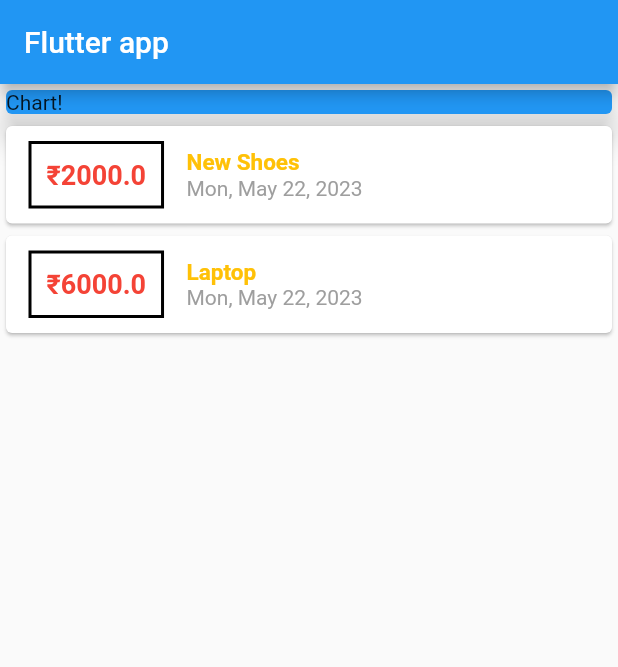
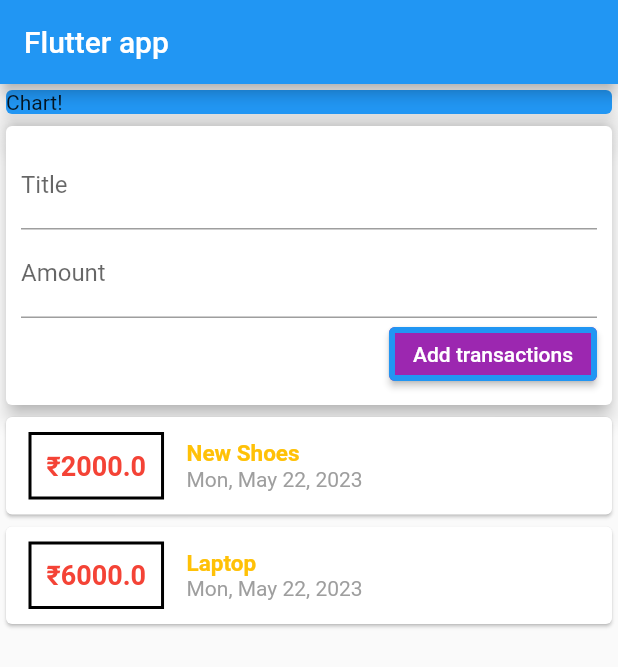
Before and after one commit to samridhav14/transactionmanager, a Flutter app: the screen it shows after launch, on a phone screen of 412 x 824 dp. Shown: the top 667 px of the screen. Run offline on Flutter 3.47's test engine with Material 2 defaults, Android fonts, the phone set to English and light mode, and no system bars.

Commit message:
adding text input widget and a button

```diff
--- a/lib/main.dart
+++ b/lib/main.dart
@@ -39,6 +39,27 @@ class _MyHomePage extends StatelessWidget {
               width: double.infinity,
               child: Card(
                   color: Colors.blue, child: Text("Chart!"), elevation: 8)),
+                   Card(
+                    elevation: 5,
+                    // container is used to add padding which is not available in column
+                    child: Container(
+                      padding: EdgeInsets.all(10),
+
+                      child:   Column
+                     (
+                       crossAxisAlignment:CrossAxisAlignment.end,
+                       children:
+                     <Widget>[
+                      // here text feild is used to take user inputs
+                          TextField(decoration: InputDecoration(labelText: 'Title'),),
+                          TextField(decoration: InputDecoration(labelText: 'Amount'),),
+                          ElevatedButton(onPressed:()=> Null, child: Text('Add transactions'), style: ElevatedButton.styleFrom(
+backgroundColor: Colors.purple,
+side: BorderSide(width:4, color: Colors.blue)
+),)
+                   ]
+                   ),)
+                   ),
           Column(
             // here we cant maually make cards becuse this would be changed by user so we will map transactions here and then print the data
             children: transactions.map((tx) {
```
